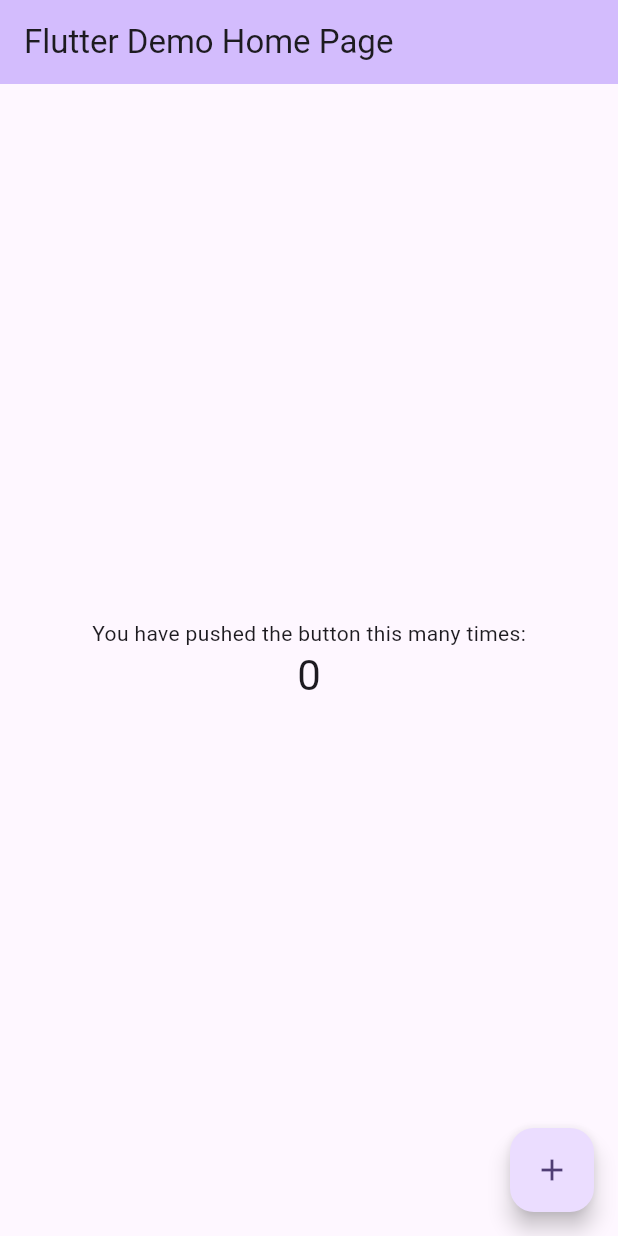
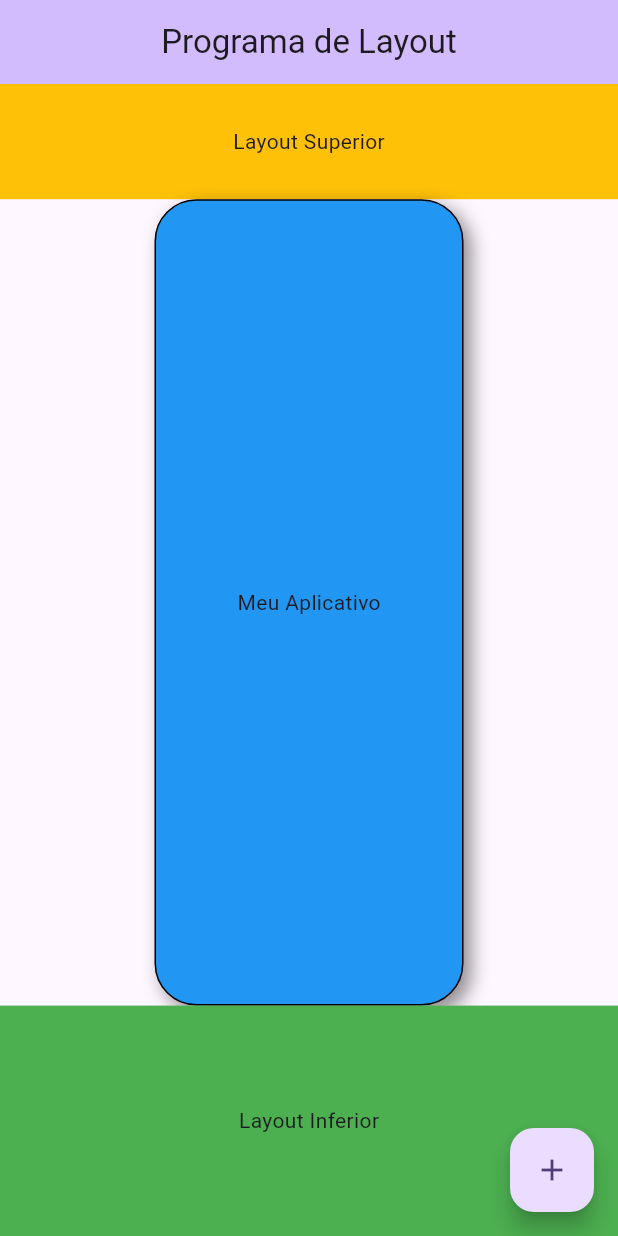
Before and after one commit to joaopedro3213/myapp, a Flutter app: the screen it shows after launch, on a phone screen of 412 x 824 dp. Run offline on Flutter 3.47's test engine with Material 3 defaults, Android fonts, the phone set to English and light mode, and no system bars.

Commit message:
Update main.dart

```diff
--- a/lib/main.dart
+++ b/lib/main.dart
@@ -6,83 +6,102 @@ void main() {
 
 class MyApp extends StatelessWidget {
   const MyApp({super.key});
+
   @override
   Widget build(BuildContext context) {
     return MaterialApp(
-      title: 'Flutter Demo',
+      debugShowCheckedModeBanner: false,
+      title: 'Programa de Layout',
       theme: ThemeData(
-
         colorScheme: ColorScheme.fromSeed(seedColor: Colors.deepPurple),
         useMaterial3: true,
       ),
-      home: const MyHomePage(title: 'Flutter Demo Home Page'),
+      home: const HomePage(title: 'Programa de Layout'),
     );
   }
 }
 
-class MyHomePage extends StatefulWidget {
-  const MyHomePage({super.key, required this.title});
+class HomePage extends StatefulWidget {
+  const HomePage({super.key, required this.title});
 
   final String title;
 
   @override
-  State<MyHomePage> createState() => _MyHomePageState();
+  State<HomePage> createState() => _HomePageState();
 }
 
-class _MyHomePageState extends State<MyHomePage> {
-  int _counter = 0;
-
-  void _incrementCounter() {
-    setState(() {
-
-      _counter++;
-    });
-  }
-
+class _HomePageState extends State<HomePage> {
   @override
   Widget build(BuildContext context) {
-
     return Scaffold(
       appBar: AppBar(
-
         backgroundColor: Theme.of(context).colorScheme.inversePrimary,
-
         title: Text(widget.title),
+        centerTitle: true,
       ),
       body: Center(
-        // Center is a layout widget. It takes a single child and positions it
-        // in the middle of the parent.
         child: Column(
-          // Column is also a layout widget. It takes a list of children and
-          // arranges them vertically. By default, it sizes itself to fit its
-          // children horizontally, and tries to be as tall as its parent.
-          //
-          // Column has various properties to control how it sizes itself and
-          // how it positions its children. Here we use mainAxisAlignment to
-          // center the children vertically; the main axis here is the vertical
-          // axis because Columns are vertical (the cross axis would be
-          // horizontal).
-          //
-          // TRY THIS: Invoke "debug painting" (choose the "Toggle Debug Paint"
-          // action in the IDE, or press "p" in the console), to see the
-          // wireframe for each widget.
-          mainAxisAlignment: MainAxisAlignment.center,
-          children: <Widget>[
-            const Text(
-              'You have pushed the button this many times:',
+          mainAxisAlignment: MainAxisAlignment.spaceEvenly,
+          children: [
+            Expanded(
+              child: Container(
+                alignment: Alignment.center,
+                color: Colors.amber,
+                child: const Text('Layout Superior'),
+              ),
             ),
-            Text(
-              '$_counter',
-              style: Theme.of(context).textTheme.headlineMedium,
+            Expanded(
+              flex: 7,
+              child: Row(
+                mainAxisAlignment: MainAxisAlignment.spaceEvenly,
+                children: [
+                  Expanded(
+                    child: Container(),
+                  ),
+                  Expanded(
+                    flex: 2,
+                    child: Container(
+                      alignment: Alignment.center,
+                      decoration: BoxDecoration(
+                        color: Colors.blue,
+                        borderRadius: BorderRadius.circular(28),
+                        border: Border.all(
+                          color: Colors.black,
+                          width: 1,
+                        ),
+                        boxShadow: const [
+                          BoxShadow(
+                            color: Colors.black45,
+                            blurRadius: 10,
+                            offset: Offset(5, 5),
+                          ),
+                        ],
+                      ),
+                      child: const Text('Meu Aplicativo'),
+                    ),
+                  ),
+                  Expanded(
+                    child: Container(),
+                  ),
+                ],
+              ),
+            ),
+            Expanded(
+              flex: 2,
+              child: Container(
+                alignment: Alignment.center,
+                color: Colors.green,
+                child: const Text('Layout Inferior'),
+              ),
             ),
           ],
         ),
       ),
       floatingActionButton: FloatingActionButton(
-        onPressed: _incrementCounter,
+        onPressed: () {},
         tooltip: 'Increment',
         child: const Icon(Icons.add),
-      ), // This trailing comma makes auto-formatting nicer for build methods.
+      ),
     );
   }
 }
```
